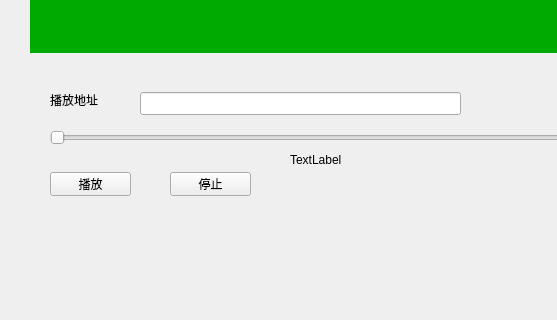
Above: VideoClientQt/mainwindow.ui from jc875/VideoPlay before the change; both pictures show x 0 to 557 and y 131 to 451 of the 800 by 600 pixel window. Below: the same form after it.
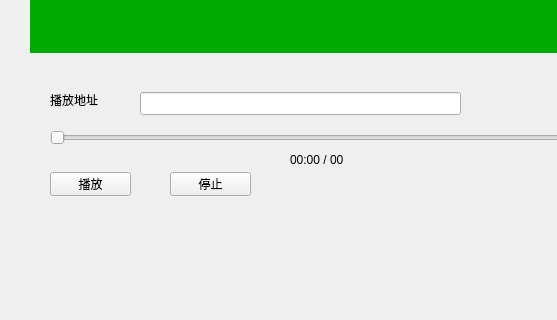
That is the form after the change.

Commit message:
refactor(VideoClientQt): controller 去 UI 化(单向架构)+ on_tick 进度/时间刷新 + timeLabel 命名
- 删除 controller 的 SetView/MainWindow*/反向回指(含野指针解引用 bug),单向 MainWindow→Controller→Evlc
- mainwindow 构造函数不再 SetView,on_tick 补全 GetLength 实现 00:06/00:15 显示
- ui 中 label_3 重命名 timeLabel(用户预留的时间显示控件)
- 命令行 CMake configure+build 验证 exit 0

Diff of the .ui file:
```diff
--- a/VideoClientQt/mainwindow.ui
+++ b/VideoClientQt/mainwindow.ui
@@ -125,7 +125,7 @@
      </rect>
     </property>
     <property name="text">
-     <string>TextLabel</string>
+     <string>00:00 / 00:00</string>
     </property>
    </widget>
   </widget>
```
Left out of the diff: 2 changed lines with no effect on the pictures. The commit also changes 5 other files.
